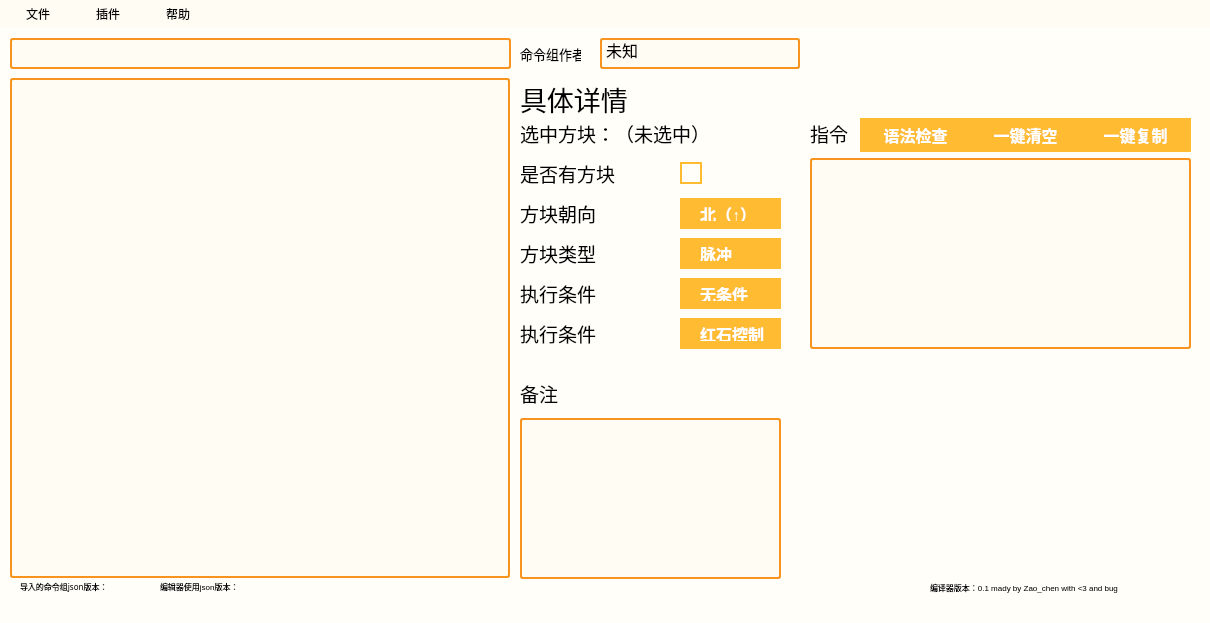
Zao-chen/ZcCommandEditor, file mainwindow.ui: the form before one commit.
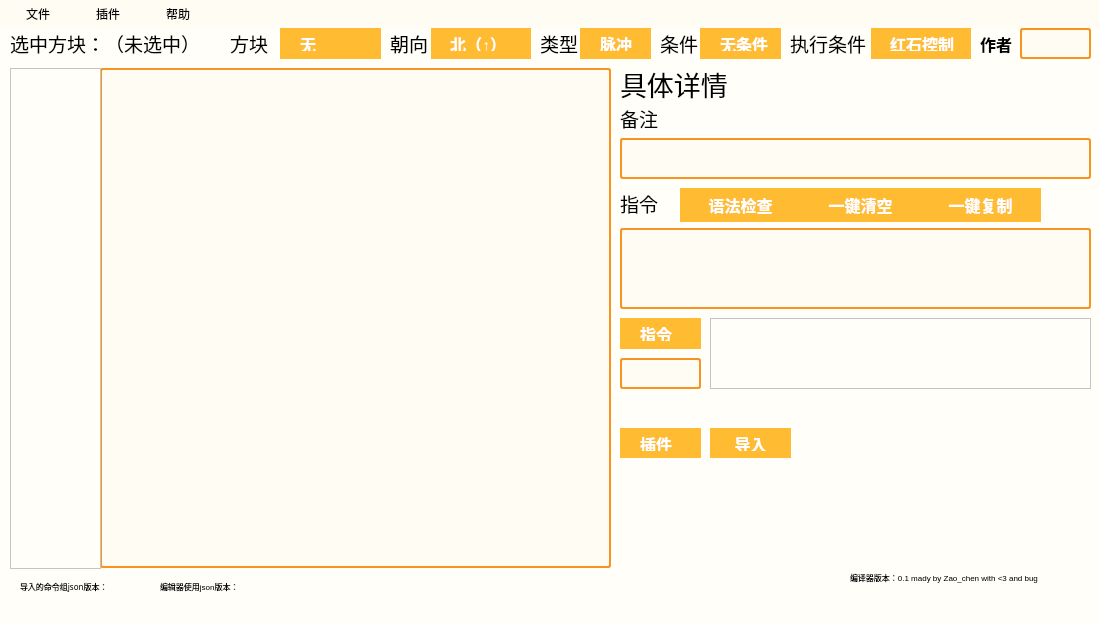
The form after the commit.

```diff
--- a/mainwindow.ui
+++ b/mainwindow.ui
@@ -6,7 +6,7 @@
    <rect>
     <x>0</x>
     <y>0</y>
-    <width>1210</width>
+    <width>1099</width>
     <height>623</height>
    </rect>
   </property>
@@ -163,10 +163,10 @@
    <widget class="QLabel" name="label">
     <property name="geometry">
      <rect>
-      <x>520</x>
-      <y>50</y>
+      <x>620</x>
+      <y>40</y>
       <width>171</width>
-      <height>41</height>
+      <height>31</height>
      </rect>
     </property>
     <property name="font">
@@ -185,9 +185,9 @@
     </property>
     <property name="geometry">
      <rect>
-      <x>10</x>
-      <y>50</y>
-      <width>500</width>
+      <x>100</x>
+      <y>40</y>
+      <width>511</width>
       <height>500</height>
      </rect>
     </property>
@@ -198,9 +198,9 @@
    <widget class="QLabel" name="label_location">
     <property name="geometry">
      <rect>
-      <x>520</x>
-      <y>90</y>
-      <width>271</width>
+      <x>10</x>
+      <y>0</y>
+      <width>211</width>
       <height>31</height>
      </rect>
     </property>
@@ -213,31 +213,11 @@
      <string>选中方块：（未选中）</string>
     </property>
    </widget>
-   <widget class="QCheckBox" name="checkBox_hasblock">
-    <property name="geometry">
-     <rect>
-      <x>660</x>
-      <y>130</y>
-      <width>51</width>
-      <height>31</height>
-     </rect>
-    </property>
-    <property name="font">
-     <font>
-      <pointsize>-1</pointsize>
-      <weight>75</weight>
-      <bold>true</bold>
-     </font>
-    </property>
-    <property name="text">
-     <string/>
-    </property>
-   </widget>
    <widget class="QComboBox" name="toward_comboBox">
     <property name="geometry">
      <rect>
-      <x>680</x>
-      <y>170</y>
+      <x>430</x>
+      <y>0</y>
       <width>101</width>
       <height>31</height>
      </rect>
@@ -266,9 +246,9 @@
    <widget class="QLabel" name="label_2">
     <property name="geometry">
      <rect>
-      <x>520</x>
-      <y>170</y>
-      <width>151</width>
+      <x>390</x>
+      <y>0</y>
+      <width>41</width>
       <height>31</height>
      </rect>
     </property>
@@ -278,15 +258,15 @@
      </font>
     </property>
     <property name="text">
-     <string>方块朝向</string>
+     <string>朝向</string>
     </property>
    </widget>
    <widget class="QLabel" name="label_3">
     <property name="geometry">
      <rect>
-      <x>520</x>
-      <y>130</y>
-      <width>151</width>
+      <x>230</x>
+      <y>0</y>
+      <width>41</width>
       <height>31</height>
      </rect>
     </property>
@@ -296,15 +276,15 @@
      </font>
     </property>
     <property name="text">
-     <string>是否有方块</string>
+     <string>方块</string>
     </property>
    </widget>
    <widget class="QLabel" name="label_4">
     <property name="geometry">
      <rect>
-      <x>520</x>
-      <y>210</y>
-      <width>171</width>
+      <x>540</x>
+      <y>0</y>
+      <width>71</width>
       <height>31</height>
      </rect>
     </property>
@@ -314,15 +294,15 @@
      </font>
     </property>
     <property name="text">
-     <string>方块类型</string>
+     <string>类型</string>
     </property>
    </widget>
    <widget class="QComboBox" name="type_comboBox">
     <property name="geometry">
      <rect>
-      <x>680</x>
-      <y>210</y>
-      <width>101</width>
+      <x>580</x>
+      <y>0</y>
+      <width>71</width>
       <height>31</height>
      </rect>
     </property>
@@ -345,9 +325,9 @@
    <widget class="QLabel" name="label_5">
     <property name="geometry">
      <rect>
-      <x>520</x>
-      <y>250</y>
-      <width>171</width>
+      <x>660</x>
+      <y>0</y>
+      <width>41</width>
       <height>31</height>
      </rect>
     </property>
@@ -357,15 +337,15 @@
      </font>
     </property>
     <property name="text">
-     <string>执行条件</string>
+     <string>条件</string>
     </property>
    </widget>
    <widget class="QComboBox" name="condition_comboBox">
     <property name="geometry">
      <rect>
-      <x>680</x>
-      <y>250</y>
-      <width>101</width>
+      <x>700</x>
+      <y>0</y>
+      <width>81</width>
       <height>31</height>
      </rect>
     </property>
@@ -383,8 +363,8 @@
    <widget class="QLabel" name="label_6">
     <property name="geometry">
      <rect>
-      <x>810</x>
-      <y>90</y>
+      <x>620</x>
+      <y>160</y>
       <width>51</width>
       <height>31</height>
      </rect>
@@ -401,18 +381,18 @@
    <widget class="QTextEdit" name="content_textEdit">
     <property name="geometry">
      <rect>
-      <x>810</x>
-      <y>130</y>
-      <width>381</width>
-      <height>191</height>
+      <x>620</x>
+      <y>200</y>
+      <width>471</width>
+      <height>81</height>
      </rect>
     </property>
    </widget>
    <widget class="QComboBox" name="redstone_comboBox">
     <property name="geometry">
      <rect>
-      <x>680</x>
-      <y>290</y>
+      <x>870</x>
+      <y>0</y>
       <width>101</width>
       <height>31</height>
      </rect>
@@ -431,9 +411,9 @@
    <widget class="QLabel" name="label_7">
     <property name="geometry">
      <rect>
-      <x>520</x>
-      <y>290</y>
-      <width>151</width>
+      <x>790</x>
+      <y>0</y>
+      <width>81</width>
       <height>31</height>
      </rect>
     </property>
@@ -449,37 +429,19 @@
    <widget class="QTextEdit" name="notes_content_textEdit">
     <property name="geometry">
      <rect>
-      <x>520</x>
-      <y>390</y>
-      <width>261</width>
-      <height>161</height>
+      <x>620</x>
+      <y>110</y>
+      <width>471</width>
+      <height>41</height>
      </rect>
     </property>
    </widget>
-   <widget class="QLabel" name="label_8">
-    <property name="geometry">
-     <rect>
-      <x>520</x>
-      <y>350</y>
-      <width>171</width>
-      <height>31</height>
-     </rect>
-    </property>
-    <property name="font">
-     <font>
-      <pointsize>14</pointsize>
-     </font>
-    </property>
-    <property name="text">
-     <string>备注</string>
-    </property>
-   </widget>
    <widget class="QPushButton" name="copy_pushButton">
     <property name="geometry">
      <rect>
-      <x>1080</x>
-      <y>90</y>
-      <width>111</width>
+      <x>920</x>
+      <y>160</y>
+      <width>121</width>
       <height>34</height>
      </rect>
     </property>
@@ -490,9 +452,9 @@
    <widget class="QPushButton" name="delet_pushButton">
     <property name="geometry">
      <rect>
-      <x>970</x>
-      <y>90</y>
-      <width>111</width>
+      <x>800</x>
+      <y>160</y>
+      <width>121</width>
       <height>34</height>
      </rect>
     </property>
@@ -503,9 +465,9 @@
    <widget class="QPushButton" name="check_delet_pushButton">
     <property name="geometry">
      <rect>
-      <x>860</x>
-      <y>90</y>
-      <width>111</width>
+      <x>680</x>
+      <y>160</y>
+      <width>121</width>
       <height>34</height>
      </rect>
     </property>
@@ -513,50 +475,46 @@
      <string>语法检查</string>
     </property>
    </widget>
-   <widget class="QLineEdit" name="file_lineEdit">
-    <property name="geometry">
-     <rect>
-      <x>10</x>
-      <y>10</y>
-      <width>501</width>
-      <height>31</height>
-     </rect>
-    </property>
-    <property name="font">
-     <font>
-      <pointsize>-1</pointsize>
-     </font>
-    </property>
-   </widget>
    <widget class="QLabel" name="label_10">
     <property name="geometry">
      <rect>
-      <x>520</x>
-      <y>10</y>
-      <width>61</width>
+      <x>980</x>
+      <y>0</y>
+      <width>41</width>
       <height>31</height>
      </rect>
     </property>
     <property name="font">
      <font>
-      <pointsize>10</pointsize>
+      <family>微软雅黑</family>
+      <pointsize>12</pointsize>
+      <weight>75</weight>
+      <bold>true</bold>
      </font>
     </property>
     <property name="text">
-     <string>命令组作者</string>
+     <string>作者</string>
     </property>
    </widget>
    <widget class="QLineEdit" name="size_lineEdit_2">
     <property name="geometry">
      <rect>
-      <x>600</x>
-      <y>10</y>
-      <width>200</width>
+      <x>1020</x>
+      <y>0</y>
+      <width>71</width>
       <height>31</height>
      </rect>
     </property>
+    <property name="font">
+     <font>
+      <family>微软雅黑</family>
+      <pointsize>-1</pointsize>
+      <weight>75</weight>
+      <bold>true</bold>
+     </font>
+    </property>
     <property name="text">
-     <string>未知</string>
+     <string/>
     </property>
    </widget>
    <widget class="QLabel" name="label_in">
@@ -602,8 +560,8 @@
    <widget class="QLabel" name="label_13">
     <property name="geometry">
      <rect>
-      <x>930</x>
-      <y>550</y>
+      <x>850</x>
+      <y>540</y>
       <width>261</width>
       <height>20</height>
      </rect>
@@ -617,13 +575,192 @@
      <string>编译器版本：0.1   mady by Zao_chen with &lt;3 and bug</string>
     </property>
    </widget>
+   <widget class="QComboBox" name="block_comboBox">
+    <property name="geometry">
+     <rect>
+      <x>280</x>
+      <y>0</y>
+      <width>101</width>
+      <height>31</height>
+     </rect>
+    </property>
+    <item>
+     <property name="text">
+      <string>无</string>
+     </property>
+    </item>
+    <item>
+     <property name="text">
+      <string>命令方块</string>
+     </property>
+    </item>
+    <item>
+     <property name="text">
+      <string>普通方块</string>
+     </property>
+    </item>
+    <item>
+     <property name="text">
+      <string>中续器</string>
+     </property>
+    </item>
+    <item>
+     <property name="text">
+      <string>比较器</string>
+     </property>
+    </item>
+    <item>
+     <property name="text">
+      <string>红石块</string>
+     </property>
+    </item>
+    <item>
+     <property name="text">
+      <string>红石火把</string>
+     </property>
+    </item>
+   </widget>
+   <widget class="QLabel" name="label_8">
+    <property name="geometry">
+     <rect>
+      <x>620</x>
+      <y>80</y>
+      <width>51</width>
+      <height>21</height>
+     </rect>
+    </property>
+    <property name="font">
+     <font>
+      <pointsize>14</pointsize>
+     </font>
+    </property>
+    <property name="text">
+     <string>备注</string>
+    </property>
+   </widget>
+   <widget class="QScrollArea" name="scrollArea">
+    <property name="geometry">
+     <rect>
+      <x>10</x>
+      <y>40</y>
+      <width>91</width>
+      <height>501</height>
+     </rect>
+    </property>
+    <property name="widgetResizable">
+     <bool>true</bool>
+    </property>
+    <widget class="QWidget" name="scrollAreaWidgetContents">
+     <property name="geometry">
+      <rect>
+       <x>0</x>
+       <y>0</y>
+       <width>89</width>
+       <height>499</height>
+      </rect>
+     </property>
+    </widget>
+   </widget>
+   <widget class="QComboBox" name="comboBox">
+    <property name="geometry">
+     <rect>
+      <x>620</x>
+      <y>290</y>
+      <width>81</width>
+      <height>31</height>
+     </rect>
+    </property>
+    <item>
+     <property name="text">
+      <string>指令</string>
+     </property>
+    </item>
+    <item>
+     <property name="text">
+      <string>方块</string>
+     </property>
+    </item>
+    <item>
+     <property name="text">
+      <string>物品</string>
+     </property>
+    </item>
+    <item>
+     <property name="text">
+      <string>实体</string>
+     </property>
+    </item>
+    <item>
+     <property name="text">
+      <string>粒子</string>
+     </property>
+    </item>
+   </widget>
+   <widget class="QLineEdit" name="lineEdit">
+    <property name="geometry">
+     <rect>
+      <x>620</x>
+      <y>330</y>
+      <width>81</width>
+      <height>31</height>
+     </rect>
+    </property>
+   </widget>
+   <widget class="QListWidget" name="listWidget">
+    <property name="geometry">
+     <rect>
+      <x>710</x>
+      <y>290</y>
+      <width>381</width>
+      <height>71</height>
+     </rect>
+    </property>
+   </widget>
+   <widget class="QComboBox" name="comboBox_2">
+    <property name="geometry">
+     <rect>
+      <x>620</x>
+      <y>400</y>
+      <width>81</width>
+      <height>31</height>
+     </rect>
+    </property>
+    <item>
+     <property name="text">
+      <string>插件</string>
+     </property>
+    </item>
+   </widget>
+   <widget class="QPushButton" name="pushButton">
+    <property name="geometry">
+     <rect>
+      <x>710</x>
+      <y>400</y>
+      <width>81</width>
+      <height>31</height>
+     </rect>
+    </property>
+    <property name="text">
+     <string>导入</string>
+    </property>
+   </widget>
+   <widget class="QWidget" name="widget" native="true">
+    <property name="geometry">
+     <rect>
+      <x>620</x>
+      <y>430</y>
+      <width>471</width>
+      <height>111</height>
+     </rect>
+    </property>
+   </widget>
   </widget>
   <widget class="QMenuBar" name="menubar">
    <property name="geometry">
     <rect>
      <x>0</x>
      <y>0</y>
-     <width>1210</width>
+     <width>1099</width>
      <height>27</height>
     </rect>
    </property>
```
